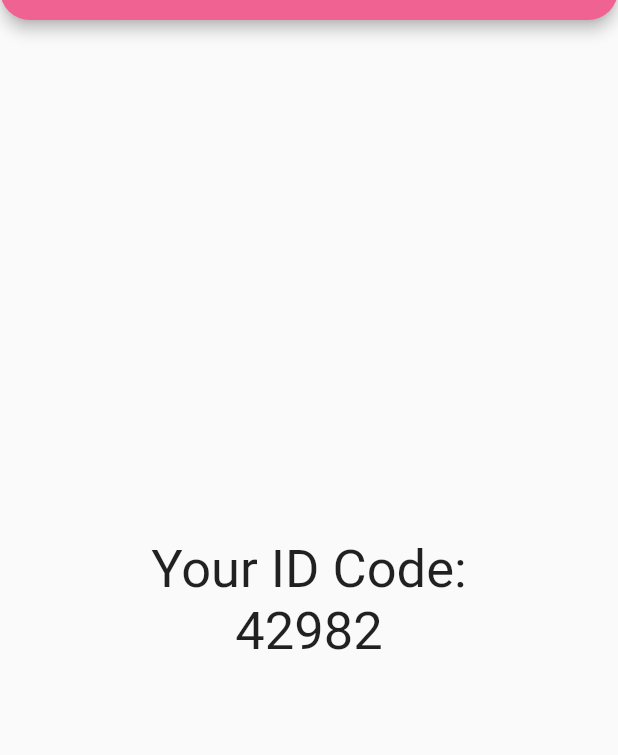
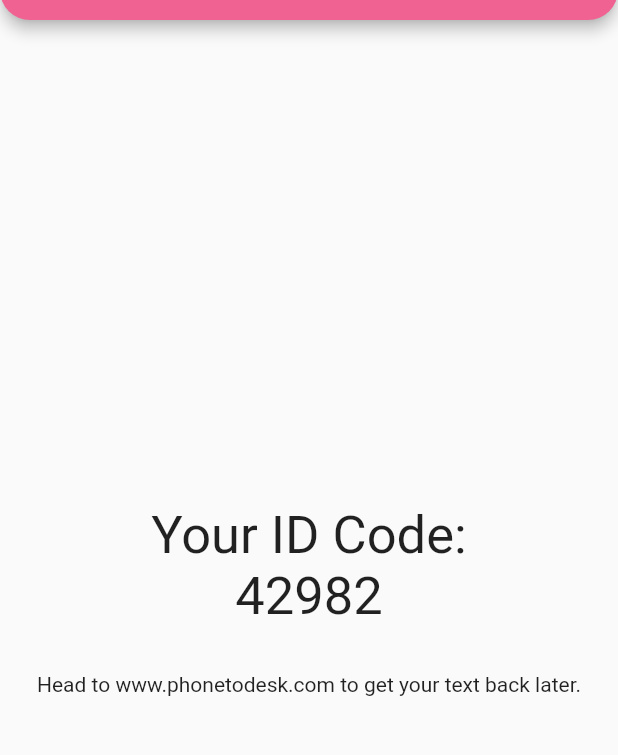
Before and after one commit to seanluse41/phonetodesk-mobile, a Flutter app: the screen it shows after launch, after a tap on "Send", on a phone screen of 412 x 824 dp, the part 55-810 px from its top. Run offline on Flutter 3.47's test engine with Material 2 defaults, Android fonts, the phone set to English and light mode, and no system bars; our stand-ins replace animated_text_kit, cloud_firestore, modal_progress_hud; accounts and stored records are empty.

Commit message:
add website to code screen

```diff
--- a/lib/screens/idcodescreen.dart
+++ b/lib/screens/idcodescreen.dart
@@ -18,16 +18,20 @@ class IdCodeScreen extends StatelessWidget {
           child: Column(
         mainAxisAlignment: MainAxisAlignment.center,
         children: [
-          Center(
-            child: Text(
-              "Your ID Code:",
-              style: kTextHeaderStyle,
-            ),
+          Text(
+            "Your ID Code:",
+            style: kTextHeaderStyle,
+          ),
+          Text(
+            linkID.toString(),
+            style: kTextHeaderStyle,
+          ),
+          SizedBox(
+            height: 30,
           ),
           Center(
             child: Text(
-              linkID.toString(),
-              style: kTextHeaderStyle,
+              "Head to www.phonetodesk.com to get your text back later.",
             ),
           ),
         ],
--- a/lib/screens/introscreen.dart
+++ b/lib/screens/introscreen.dart
@@ -84,6 +84,7 @@ class _IntroScreenState extends State<IntroScreen> {
                           ),
                           onPressed: () {
                             showSpinner = true;
+                            int linkCode = Random().nextInt(99999);
                             _firestore
                                 .collection('links')
                                 .add({
```
